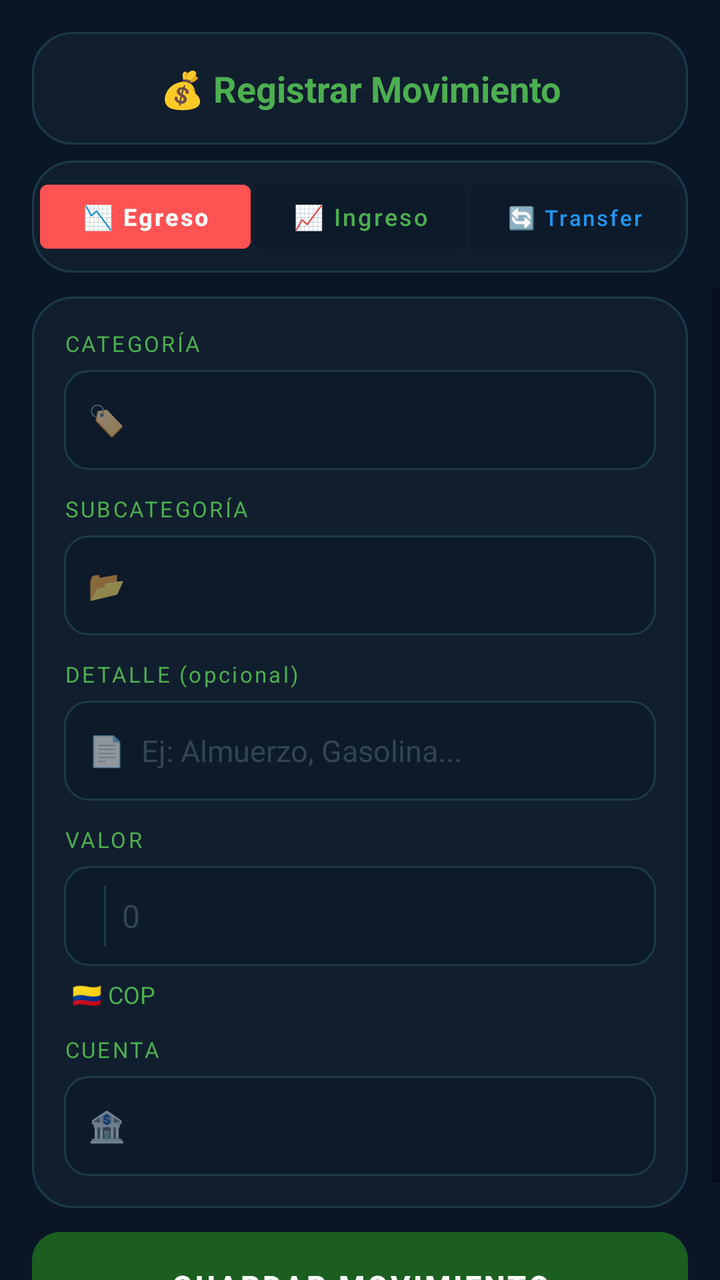
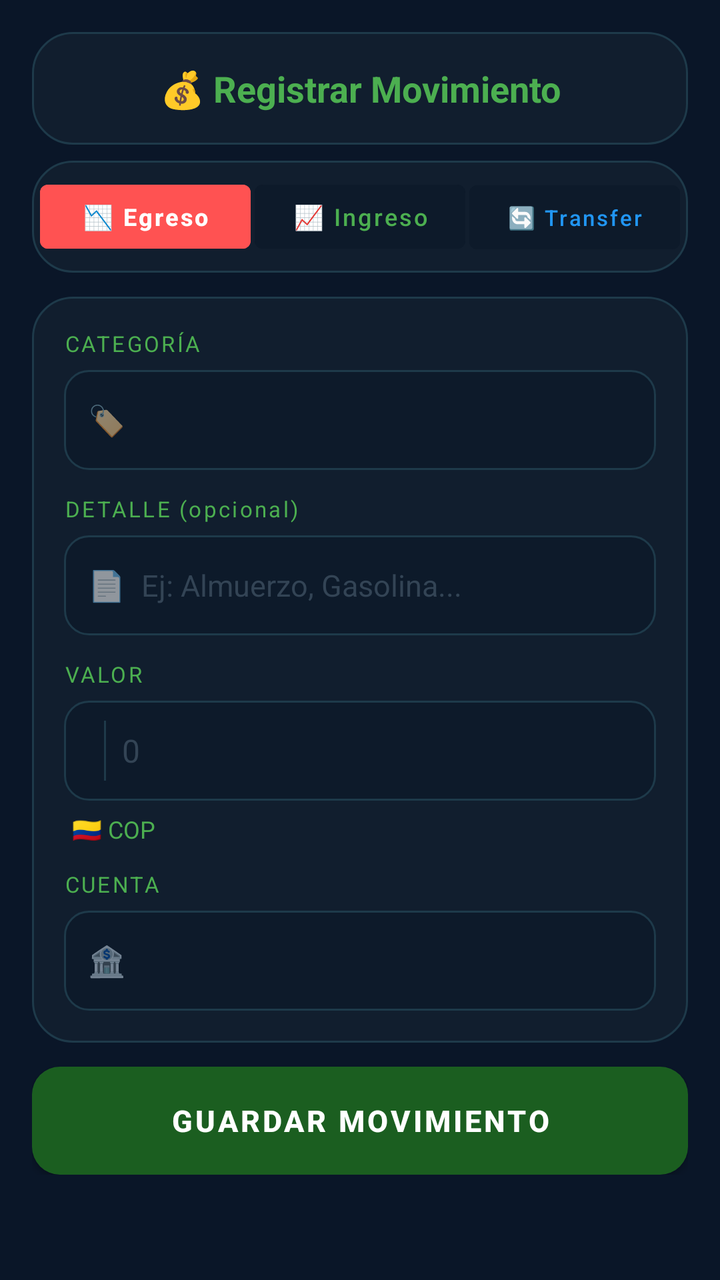

An Android layout rendered at two revisions. The XML below is the earlier revision; the diff shows what the commit changed to produce the second picture.
<!-- AndroidManifest.xml: application theme Theme.MiPrimeraApp -->
<!-- res/layout/fragment_registrar.xml -->
<?xml version="1.0" encoding="utf-8"?>
<LinearLayout xmlns:android="http://schemas.android.com/apk/res/android"
    android:layout_width="match_parent"
    android:layout_height="match_parent"
    android:orientation="vertical"
    android:background="#0A1628">

    <LinearLayout android:layout_width="match_parent" android:layout_height="wrap_content"
        android:background="@drawable/finanzas_card_background"
        android:padding="16dp" android:gravity="center"
        android:layout_marginStart="16dp" android:layout_marginEnd="16dp"
        android:layout_marginTop="16dp" android:layout_marginBottom="8dp">
        <TextView android:layout_width="match_parent" android:layout_height="wrap_content"
            android:text="💰 Registrar Movimiento" android:textColor="#4CAF50"
            android:textSize="18sp" android:textStyle="bold" android:gravity="center"/>
    </LinearLayout>

    
    <LinearLayout android:layout_width="match_parent" android:layout_height="wrap_content"
        android:orientation="horizontal"
        android:background="@drawable/finanzas_card_background"
        android:paddingStart="4dp" android:paddingEnd="4dp"
        android:paddingTop="6dp" android:paddingBottom="6dp"
        android:layout_marginStart="16dp" android:layout_marginEnd="16dp"
        android:layout_marginBottom="8dp">

        <Button android:id="@+id/btnTipoEgreso"
            android:layout_width="0dp" android:layout_height="44dp"
            android:layout_weight="1"
            android:text="📉 Egreso"
            android:textSize="12sp"
            android:textAllCaps="false"
            android:textColor="#FFFFFF" android:textStyle="bold"
            android:backgroundTint="#FF5252"
            android:layout_marginEnd="2dp"/>

        <Button android:id="@+id/btnTipoIngreso"
            android:layout_width="0dp" android:layout_height="44dp"
            android:layout_weight="1"
            android:text="📈 Ingreso"
            android:textSize="12sp"
            android:textAllCaps="false"
            android:textColor="#4CAF50"
            android:backgroundTint="#0D1A2A"
            android:layout_marginEnd="2dp"/>

        <Button android:id="@+id/btnTipoTransferencia"
            android:layout_width="0dp" android:layout_height="44dp"
            android:layout_weight="1"
            android:text="🔄 Transfer"
            android:textSize="11sp"
            android:textAllCaps="false"
            android:textColor="#2196F3"
            android:backgroundTint="#0D1A2A"/>

    </LinearLayout>

    <ScrollView android:layout_width="match_parent" android:layout_height="match_parent">
        <LinearLayout android:layout_width="match_parent" android:layout_height="wrap_content"
            android:orientation="vertical"
            android:paddingStart="16dp" android:paddingEnd="16dp"
            android:paddingBottom="24dp">

            
            <LinearLayout android:id="@+id/layoutFormularioNormal"
                android:layout_width="match_parent" android:layout_height="wrap_content"
                android:orientation="vertical"
                android:background="@drawable/finanzas_card_background"
                android:padding="16dp" android:layout_marginTop="4dp"
                android:layout_marginBottom="12dp">

                <TextView android:layout_width="wrap_content" android:layout_height="wrap_content"
                    android:text="CATEGORÍA" android:textColor="#4CAF50"
                    android:textSize="11sp" android:letterSpacing="0.1"
                    android:layout_marginBottom="6dp"/>
                <LinearLayout android:layout_width="match_parent" android:layout_height="50dp"
                    android:background="@drawable/finanzas_input_bg"
                    android:orientation="horizontal" android:gravity="center_vertical"
                    android:paddingStart="12dp" android:paddingEnd="12dp"
                    android:layout_marginBottom="12dp">
                    <TextView android:layout_width="wrap_content" android:layout_height="wrap_content"
                        android:text="🏷" android:textSize="15sp" android:layout_marginEnd="8dp"/>
                    <Spinner android:id="@+id/spinnerCategoria"
                        android:layout_width="match_parent" android:layout_height="match_parent"
                        android:background="@null" android:popupBackground="#111E2E"/>
                </LinearLayout>

                <TextView android:id="@+id/tvLabelSubcat"
                    android:layout_width="wrap_content" android:layout_height="wrap_content"
                    android:text="SUBCATEGORÍA" android:textColor="#4CAF50"
                    android:textSize="11sp" android:letterSpacing="0.1"
                    android:layout_marginBottom="6dp"/>
                <LinearLayout android:id="@+id/layoutSubcat"
                    android:layout_width="match_parent" android:layout_height="50dp"
                    android:background="@drawable/finanzas_input_bg"
                    android:orientation="horizontal" android:gravity="center_vertical"
                    android:paddingStart="12dp" android:paddingEnd="12dp"
                    android:layout_marginBottom="12dp">
                    <TextView android:layout_width="wrap_content" android:layout_height="wrap_content"
                        android:text="📂" android:textSize="15sp" android:layout_marginEnd="8dp"/>
                    <Spinner android:id="@+id/spinnerSubcategoria"
                        android:layout_width="match_parent" android:layout_height="match_parent"
                        android:background="@null" android:popupBackground="#111E2E"/>
                </LinearLayout>

                <TextView android:layout_width="wrap_content" android:layout_height="wrap_content"
                    android:text="DETALLE (opcional)" android:textColor="#4CAF50"
                    android:textSize="11sp" android:letterSpacing="0.1"
                    android:layout_marginBottom="6dp"/>
                <LinearLayout android:layout_width="match_parent" android:layout_height="50dp"
                    android:background="@drawable/finanzas_input_bg"
                    android:orientation="horizontal" android:gravity="center_vertical"
                    android:paddingStart="12dp" android:paddingEnd="12dp"
                    android:layout_marginBottom="12dp">
                    <TextView android:layout_width="wrap_content" android:layout_height="wrap_content"
                        android:text="📄" android:textSize="15sp" android:layout_marginEnd="8dp"/>
                    <EditText android:id="@+id/etDetalle"
                        android:layout_width="match_parent" android:layout_height="match_parent"
                        android:background="@null" android:hint="Ej: Almuerzo, Gasolina..."
                        android:textColorHint="#334455" android:textSize="15sp"
                        android:textColor="#EEFFEE"/>
                </LinearLayout>

                <TextView android:layout_width="wrap_content" android:layout_height="wrap_content"
                    android:text="VALOR" android:textColor="#4CAF50"
                    android:textSize="11sp" android:letterSpacing="0.1"
                    android:layout_marginBottom="6dp"/>
                <LinearLayout android:layout_width="match_parent" android:layout_height="50dp"
                    android:background="@drawable/finanzas_input_bg"
                    android:orientation="horizontal" android:gravity="center_vertical"
                    android:paddingStart="12dp" android:paddingEnd="12dp"
                    android:layout_marginBottom="6dp">
                    <Spinner android:id="@+id/spinnerMoneda"
                        android:layout_width="wrap_content" android:layout_height="match_parent"
                        android:background="@null" android:popupBackground="#111E2E"/>
                    <View android:layout_width="1dp" android:layout_height="30dp"
                        android:background="#1E3A4A"
                        android:layout_marginStart="8dp" android:layout_marginEnd="8dp"/>
                    <EditText android:id="@+id/etValor"
                        android:layout_width="0dp" android:layout_height="match_parent"
                        android:layout_weight="1"
                        android:background="@null" android:hint="0"
                        android:textColorHint="#334455" android:inputType="number"
                        android:textSize="16sp" android:textColor="#EEFFEE"/>
                </LinearLayout>

                <TextView android:id="@+id/tvMonedaBadge"
                    android:layout_width="wrap_content" android:layout_height="wrap_content"
                    android:text="🇨🇴 COP"
                    android:textColor="#4CAF50" android:textSize="12sp"
                    android:layout_marginBottom="12dp" android:layout_marginStart="4dp"/>

                <TextView android:layout_width="wrap_content" android:layout_height="wrap_content"
                    android:text="CUENTA" android:textColor="#4CAF50"
                    android:textSize="11sp" android:letterSpacing="0.1"
                    android:layout_marginBottom="6dp"/>
                <LinearLayout android:layout_width="match_parent" android:layout_height="50dp"
                    android:background="@drawable/finanzas_input_bg"
                    android:orientation="horizontal" android:gravity="center_vertical"
                    android:paddingStart="12dp" android:paddingEnd="12dp">
                    <TextView android:layout_width="wrap_content" android:layout_height="wrap_content"
                        android:text="🏦" android:textSize="15sp" android:layout_marginEnd="8dp"/>
                    <Spinner android:id="@+id/spinnerCuenta"
                        android:layout_width="match_parent" android:layout_height="match_parent"
                        android:background="@null" android:popupBackground="#111E2E"/>
                </LinearLayout>
            </LinearLayout>

            
            <LinearLayout android:id="@+id/layoutFormularioTransferencia"
                android:layout_width="match_parent" android:layout_height="wrap_content"
                android:orientation="vertical"
                android:background="@drawable/finanzas_card_background"
                android:padding="16dp" android:layout_marginTop="4dp"
                android:layout_marginBottom="12dp"
                android:visibility="gone">

                <TextView android:layout_width="wrap_content" android:layout_height="wrap_content"
                    android:text="CUENTA ORIGEN" android:textColor="#4CAF50"
                    android:textSize="11sp" android:letterSpacing="0.1"
                    android:layout_marginBottom="6dp"/>
                <LinearLayout android:layout_width="match_parent" android:layout_height="50dp"
                    android:background="@drawable/finanzas_input_bg"
                    android:orientation="horizontal" android:gravity="center_vertical"
                    android:paddingStart="12dp" android:paddingEnd="12dp"
                    android:layout_marginBottom="12dp">
                    <TextView android:layout_width="wrap_content" android:layout_height="wrap_content"
                        android:text="⬆️" android:textSize="15sp" android:layout_marginEnd="8dp"/>
                    <Spinner android:id="@+id/spinnerCuentaOrigen"
                        android:layout_width="match_parent" android:layout_height="match_parent"
                        android:background="@null" android:popupBackground="#111E2E"/>
                </LinearLayout>

                <TextView android:layout_width="wrap_content" android:layout_height="wrap_content"
                    android:text="CUENTA DESTINO" android:textColor="#4CAF50"
                    android:textSize="11sp" android:letterSpacing="0.1"
                    android:layout_marginBottom="6dp"/>
                <LinearLayout android:layout_width="match_parent" android:layout_height="50dp"
                    android:background="@drawable/finanzas_input_bg"
                    android:orientation="horizontal" android:gravity="center_vertical"
                    android:paddingStart="12dp" android:paddingEnd="12dp"
                    android:layout_marginBottom="12dp">
                    <TextView android:layout_width="wrap_content" android:layout_height="wrap_content"
                        android:text="⬇️" android:textSize="15sp" android:layout_marginEnd="8dp"/>
                    <Spinner android:id="@+id/spinnerCuentaDestino"
                        android:layout_width="match_parent" android:layout_height="match_parent"
                        android:background="@null" android:popupBackground="#111E2E"/>
                </LinearLayout>

                <TextView android:layout_width="wrap_content" android:layout_height="wrap_content"
                    android:text="DETALLE (opcional)" android:textColor="#4CAF50"
                    android:textSize="11sp" android:letterSpacing="0.1"
                    android:layout_marginBottom="6dp"/>
                <LinearLayout android:layout_width="match_parent" android:layout_height="50dp"
                    android:background="@drawable/finanzas_input_bg"
                    android:orientation="horizontal" android:gravity="center_vertical"
                    android:paddingStart="12dp" android:paddingEnd="12dp"
                    android:layout_marginBottom="12dp">
                    <EditText android:id="@+id/etDetalleTransf"
                        android:layout_width="match_parent" android:layout_height="match_parent"
                        android:background="@null" android:hint="Descripción..."
                        android:textColorHint="#334455" android:textSize="15sp"
                        android:textColor="#EEFFEE"/>
                </LinearLayout>

                <TextView android:layout_width="wrap_content" android:layout_height="wrap_content"
                    android:text="VALOR" android:textColor="#4CAF50"
                    android:textSize="11sp" android:letterSpacing="0.1"
                    android:layout_marginBottom="6dp"/>
                <LinearLayout android:layout_width="match_parent" android:layout_height="50dp"
                    android:background="@drawable/finanzas_input_bg"
                    android:orientation="horizontal" android:gravity="center_vertical"
                    android:paddingStart="12dp" android:paddingEnd="12dp">
                    <EditText android:id="@+id/etValorTransf"
                        android:layout_width="match_parent" android:layout_height="match_parent"
                        android:background="@null" android:hint="0"
                        android:textColorHint="#334455" android:inputType="number"
                        android:textSize="16sp" android:textColor="#EEFFEE"/>
                </LinearLayout>
            </LinearLayout>

            <Button android:id="@+id/btnGuardarMovimiento"
                android:layout_width="match_parent" android:layout_height="54dp"
                android:text="GUARDAR MOVIMIENTO"
                android:textAllCaps="false"
                android:textColor="#FFFFFF" android:textSize="15sp" android:textStyle="bold"
                android:background="@drawable/finanzas_btn_green"/>

        </LinearLayout>
    </ScrollView>
</LinearLayout>
<!-- resources referenced by this layout -->
<resources>
  <!-- drawable finanzas_btn_green (drawable) -->
  <?xml version="1.0" encoding="utf-8"?>
  <shape xmlns:android="http://schemas.android.com/apk/res/android"
      android:shape="rectangle">
      <gradient
          android:startColor="#2E7D32"
          android:endColor="#1B5E20"
          android:angle="90" />
      <corners android:radius="14dp" />
  </shape>
  <!-- drawable finanzas_card_background (drawable) -->
  <?xml version="1.0" encoding="utf-8"?>
  <shape xmlns:android="http://schemas.android.com/apk/res/android"
      android:shape="rectangle">
      <solid android:color="#111E2E" />
      <corners android:radius="20dp" />
      <stroke android:width="1dp" android:color="#1E3A4A" />
  </shape>
  <!-- drawable finanzas_input_bg (drawable) -->
  <?xml version="1.0" encoding="utf-8"?>
  <shape xmlns:android="http://schemas.android.com/apk/res/android"
      android:shape="rectangle">
      <solid android:color="#0D1A2A" />
      <corners android:radius="12dp" />
      <stroke android:width="1dp" android:color="#1E3A4A" />
  </shape>
  <style name="Theme.MiPrimeraApp" parent="Theme.MaterialComponents.DayNight.NoActionBar">
          <item name="colorPrimary">#1B5E20</item>
          <item name="colorPrimaryVariant">#2E7D32</item>
          <item name="colorOnPrimary">#FFFFFF</item>
          <item name="colorSecondary">#00BFA5</item>
          <item name="colorOnSecondary">#FFFFFF</item>
          <item name="android:statusBarColor">#0A1628</item>
          <item name="android:navigationBarColor">#0A1628</item>
          <item name="android:windowBackground">#0A1628</item>
      </style>
</resources>

<!-- the commit's change to res/layout/fragment_registrar.xml (unified diff, before → after) -->
@@ -27,8 +27,7 @@
         <Button android:id="@+id/btnTipoEgreso"
             android:layout_width="0dp" android:layout_height="44dp"
             android:layout_weight="1"
-            android:text="📉 Egreso"
-            android:textSize="12sp"
+            android:text="📉 Egreso" android:textSize="12sp"
             android:textAllCaps="false"
             android:textColor="#FFFFFF" android:textStyle="bold"
             android:backgroundTint="#FF5252"
@@ -37,8 +36,7 @@
         <Button android:id="@+id/btnTipoIngreso"
             android:layout_width="0dp" android:layout_height="44dp"
             android:layout_weight="1"
-            android:text="📈 Ingreso"
-            android:textSize="12sp"
+            android:text="📈 Ingreso" android:textSize="12sp"
             android:textAllCaps="false"
             android:textColor="#4CAF50"
             android:backgroundTint="#0D1A2A"
@@ -47,12 +45,10 @@
         <Button android:id="@+id/btnTipoTransferencia"
             android:layout_width="0dp" android:layout_height="44dp"
             android:layout_weight="1"
-            android:text="🔄 Transfer"
-            android:textSize="11sp"
+            android:text="🔄 Transfer" android:textSize="11sp"
             android:textAllCaps="false"
             android:textColor="#2196F3"
             android:backgroundTint="#0D1A2A"/>
-
     </LinearLayout>
 
     <ScrollView android:layout_width="match_parent" android:layout_height="match_parent">
@@ -69,6 +65,7 @@
                 android:padding="16dp" android:layout_marginTop="4dp"
                 android:layout_marginBottom="12dp">
 
+                
                 <TextView android:layout_width="wrap_content" android:layout_height="wrap_content"
                     android:text="CATEGORÍA" android:textColor="#4CAF50"
                     android:textSize="11sp" android:letterSpacing="0.1"
@@ -85,17 +82,20 @@
                         android:background="@null" android:popupBackground="#111E2E"/>
                 </LinearLayout>
 
+                
                 <TextView android:id="@+id/tvLabelSubcat"
                     android:layout_width="wrap_content" android:layout_height="wrap_content"
                     android:text="SUBCATEGORÍA" android:textColor="#4CAF50"
                     android:textSize="11sp" android:letterSpacing="0.1"
-                    android:layout_marginBottom="6dp"/>
+                    android:layout_marginBottom="6dp"
+                    android:visibility="gone"/>
                 <LinearLayout android:id="@+id/layoutSubcat"
                     android:layout_width="match_parent" android:layout_height="50dp"
                     android:background="@drawable/finanzas_input_bg"
                     android:orientation="horizontal" android:gravity="center_vertical"
                     android:paddingStart="12dp" android:paddingEnd="12dp"
-                    android:layout_marginBottom="12dp">
+                    android:layout_marginBottom="12dp"
+                    android:visibility="gone">
                     <TextView android:layout_width="wrap_content" android:layout_height="wrap_content"
                         android:text="📂" android:textSize="15sp" android:layout_marginEnd="8dp"/>
                     <Spinner android:id="@+id/spinnerSubcategoria"
@@ -103,6 +103,28 @@
                         android:background="@null" android:popupBackground="#111E2E"/>
                 </LinearLayout>
 
+                
+                <TextView android:id="@+id/tvLabelSubSubcat"
+                    android:layout_width="wrap_content" android:layout_height="wrap_content"
+                    android:text="DETALLE CATEGORÍA" android:textColor="#4CAF50"
+                    android:textSize="11sp" android:letterSpacing="0.1"
+                    android:layout_marginBottom="6dp"
+                    android:visibility="gone"/>
+                <LinearLayout android:id="@+id/layoutSubSubcat"
+                    android:layout_width="match_parent" android:layout_height="50dp"
+                    android:background="@drawable/finanzas_input_bg"
+                    android:orientation="horizontal" android:gravity="center_vertical"
+                    android:paddingStart="12dp" android:paddingEnd="12dp"
+                    android:layout_marginBottom="12dp"
+                    android:visibility="gone">
+                    <TextView android:layout_width="wrap_content" android:layout_height="wrap_content"
+                        android:text="📌" android:textSize="15sp" android:layout_marginEnd="8dp"/>
+                    <Spinner android:id="@+id/spinnerSubSubcategoria"
+                        android:layout_width="match_parent" android:layout_height="match_parent"
+                        android:background="@null" android:popupBackground="#111E2E"/>
+                </LinearLayout>
+
+                
                 <TextView android:layout_width="wrap_content" android:layout_height="wrap_content"
                     android:text="DETALLE (opcional)" android:textColor="#4CAF50"
                     android:textSize="11sp" android:letterSpacing="0.1"
@@ -121,6 +143,7 @@
                         android:textColor="#EEFFEE"/>
                 </LinearLayout>
 
+                
                 <TextView android:layout_width="wrap_content" android:layout_height="wrap_content"
                     android:text="VALOR" android:textColor="#4CAF50"
                     android:textSize="11sp" android:letterSpacing="0.1"
@@ -146,10 +169,11 @@
 
                 <TextView android:id="@+id/tvMonedaBadge"
                     android:layout_width="wrap_content" android:layout_height="wrap_content"
-                    android:text="🇨🇴 COP"
-                    android:textColor="#4CAF50" android:textSize="12sp"
+                    android:text="🇨🇴 COP" android:textColor="#4CAF50"
+                    android:textSize="12sp"
                     android:layout_marginBottom="12dp" android:layout_marginStart="4dp"/>
 
+                
                 <TextView android:layout_width="wrap_content" android:layout_height="wrap_content"
                     android:text="CUENTA" android:textColor="#4CAF50"
                     android:textSize="11sp" android:letterSpacing="0.1"
@@ -177,8 +201,7 @@
 
                 <TextView android:layout_width="wrap_content" android:layout_height="wrap_content"
                     android:text="CUENTA ORIGEN" android:textColor="#4CAF50"
-                    android:textSize="11sp" android:letterSpacing="0.1"
-                    android:layout_marginBottom="6dp"/>
+                    android:textSize="11sp" android:layout_marginBottom="6dp"/>
                 <LinearLayout android:layout_width="match_parent" android:layout_height="50dp"
                     android:background="@drawable/finanzas_input_bg"
                     android:orientation="horizontal" android:gravity="center_vertical"
@@ -193,8 +216,7 @@
 
                 <TextView android:layout_width="wrap_content" android:layout_height="wrap_content"
                     android:text="CUENTA DESTINO" android:textColor="#4CAF50"
-                    android:textSize="11sp" android:letterSpacing="0.1"
-                    android:layout_marginBottom="6dp"/>
+                    android:textSize="11sp" android:layout_marginBottom="6dp"/>
                 <LinearLayout android:layout_width="match_parent" android:layout_height="50dp"
                     android:background="@drawable/finanzas_input_bg"
                     android:orientation="horizontal" android:gravity="center_vertical"
@@ -209,8 +231,7 @@
 
                 <TextView android:layout_width="wrap_content" android:layout_height="wrap_content"
                     android:text="DETALLE (opcional)" android:textColor="#4CAF50"
-                    android:textSize="11sp" android:letterSpacing="0.1"
-                    android:layout_marginBottom="6dp"/>
+                    android:textSize="11sp" android:layout_marginBottom="6dp"/>
                 <LinearLayout android:layout_width="match_parent" android:layout_height="50dp"
                     android:background="@drawable/finanzas_input_bg"
                     android:orientation="horizontal" android:gravity="center_vertical"
@@ -225,8 +246,7 @@
 
                 <TextView android:layout_width="wrap_content" android:layout_height="wrap_content"
                     android:text="VALOR" android:textColor="#4CAF50"
-                    android:textSize="11sp" android:letterSpacing="0.1"
-                    android:layout_marginBottom="6dp"/>
+                    android:textSize="11sp" android:layout_marginBottom="6dp"/>
                 <LinearLayout android:layout_width="match_parent" android:layout_height="50dp"
                     android:background="@drawable/finanzas_input_bg"
                     android:orientation="horizontal" android:gravity="center_vertical"
@@ -243,7 +263,8 @@
                 android:layout_width="match_parent" android:layout_height="54dp"
                 android:text="GUARDAR MOVIMIENTO"
                 android:textAllCaps="false"
-                android:textColor="#FFFFFF" android:textSize="15sp" android:textStyle="bold"
+                android:textColor="#FFFFFF" android:textSize="15sp"
+                android:textStyle="bold"
                 android:background="@drawable/finanzas_btn_green"/>
 
         </LinearLayout>
